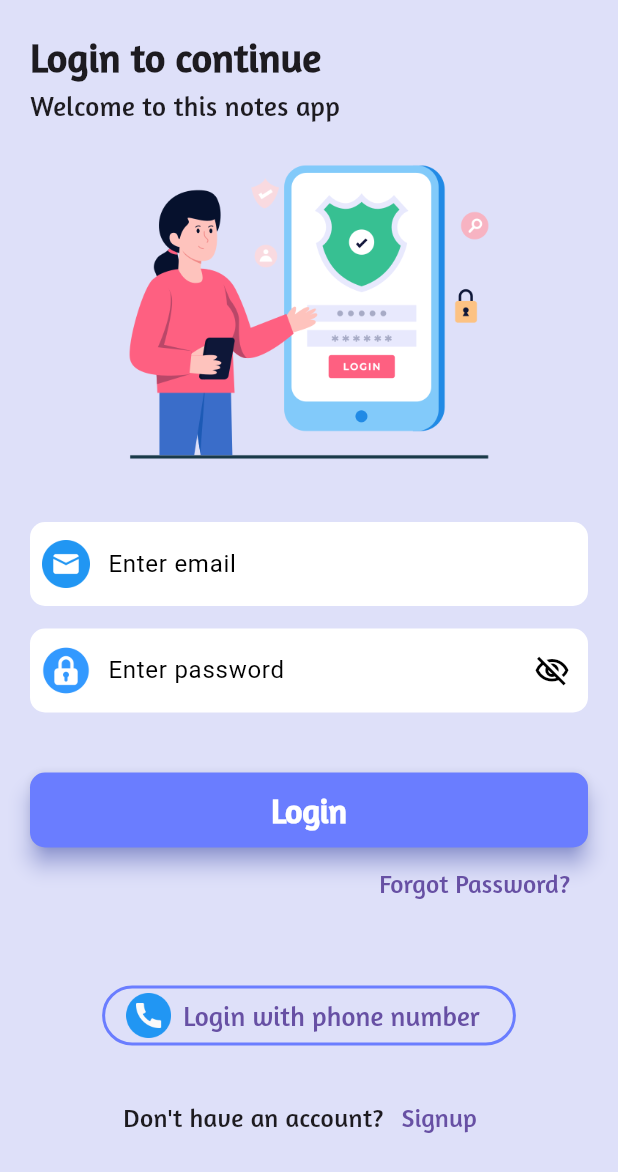
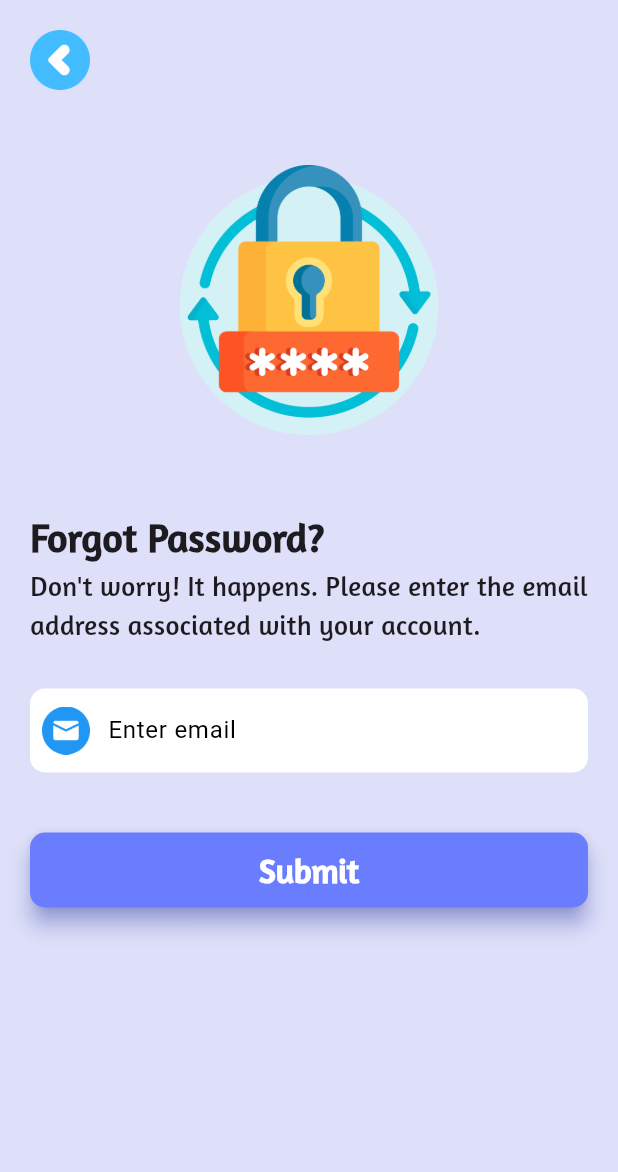
Before and after one commit to alhasann351/noteapp_firebase, a Flutter app: the screen it shows after launch, after a tap on "Forgot Password?", on a phone screen of 412 x 824 dp. Shown: the top 1172 px of the screen. Run offline on Flutter 3.47's test engine with Material 3 defaults, Android fonts, the phone set to English and light mode, and no system bars; our stand-ins replace firebase_core, get, loading_animation_widget, lottie, shared_preferences; accounts and stored records are empty.

Commit message:
forgot-password-screen-design

```diff
--- a/lib/resources/assets/image_icon_assets.dart
+++ b/lib/resources/assets/image_icon_assets.dart
@@ -12,4 +12,5 @@ class ImageIconAssets{
   static const String userImage = 'assets/images/use_photo.png';
   static const String passwordIcon = 'assets/icons/password_icon.png';
   static const String backIcon = 'assets/icons/back.png';
+  static const String forgotPasswordImage = 'assets/images/forgot_password.png';
 }
--- a/lib/resources/routes/app_routes.dart
+++ b/lib/resources/routes/app_routes.dart
@@ -5,6 +5,7 @@ import 'package:noteapp_firebase/view/login_screen.dart';
 import 'package:noteapp_firebase/view/notes_screen.dart';
 import 'package:noteapp_firebase/view/signup_screen.dart';
 import 'package:noteapp_firebase/view/splash_screen.dart';
+import 'package:noteapp_firebase/view/widgets/forgot_password_screen.dart';
 
 class AppRoutes {
   static appRoutes() => [
@@ -38,5 +39,11 @@ class AppRoutes {
           transition: Transition.leftToRightWithFade,
           transitionDuration: const Duration(milliseconds: 250),
         ),
+        GetPage(
+          name: RoutesName.forgotPasswordScreen,
+          page: () => const ForgotPasswordScreen(),
+          transition: Transition.leftToRightWithFade,
+          transitionDuration: const Duration(milliseconds: 250),
+        ),
       ];
 }
--- a/lib/resources/routes/routes_name.dart
+++ b/lib/resources/routes/routes_name.dart
@@ -4,4 +4,5 @@ class RoutesName{
   static const String signupScreen = '/signup_screen';
   static const String notesScreen = '/notes_screen';
   static const String addNotesScreen = '/add_notes_screen';
+  static const String forgotPasswordScreen = '/forgot_password_screen';
 }
--- a/lib/resources/strings/app_stings.dart
+++ b/lib/resources/strings/app_stings.dart
@@ -8,8 +8,10 @@ class AppStrings{
   static const String nameHintText = 'Enter name';
   static const String login = 'Login';
   static const String forgotPass = 'Forgot Password?';
+  static const String forgotPasswordSubtitle = "Don't worry! It happens. Please enter the email address associated with your account.";
   static const String notHaveAccount = "Don't have an account?";
   static const String haveAccount = 'Have an account?';
   static const String signup = 'Signup';
   static const String loginPhoneNumber = 'Login with phone number';
+  static const String submit = 'Submit';
 }
--- a/lib/view/login_screen.dart
+++ b/lib/view/login_screen.dart
@@ -162,7 +162,9 @@ class _LoginScreenState extends State<LoginScreen> {
                   Align(
                     alignment: Alignment.bottomRight,
                     child: TextButton(
-                      onPressed: () {},
+                      onPressed: () {
+                        Get.offNamed(RoutesName.forgotPasswordScreen);
+                      },
                       child: const Text(
                         AppStrings.forgotPass,
                         style: TextStyle(
--- /dev/null
+++ b/lib/view/widgets/forgot_password_screen.dart
@@ -0,0 +1,157 @@
+import 'package:flutter/material.dart';
+import 'package:get/get.dart';
+
+import '../../resources/assets/image_icon_assets.dart';
+import '../../resources/colors/app-colors.dart';
+import '../../resources/components/rounded_button.dart';
+import '../../resources/fonts/app_font_style.dart';
+import '../../resources/routes/routes_name.dart';
+import '../../resources/strings/app_stings.dart';
+
+class ForgotPasswordScreen extends StatefulWidget {
+  const ForgotPasswordScreen({super.key});
+
+  @override
+  State<ForgotPasswordScreen> createState() => _ForgotPasswordScreenState();
+}
+
+class _ForgotPasswordScreenState extends State<ForgotPasswordScreen> {
+  final _formKey = GlobalKey<FormState>();
+
+  @override
+  Widget build(BuildContext context) {
+    return SafeArea(
+      child: Scaffold(
+        body: Padding(
+          padding: const EdgeInsets.symmetric(horizontal: 20, vertical: 20),
+          child: ListView(
+            children: [
+              Row(
+                children: [
+                  Column(
+                    mainAxisAlignment: MainAxisAlignment.start,
+                    crossAxisAlignment: CrossAxisAlignment.start,
+                    children: [
+                      InkWell(
+                        onTap: () {
+                          Get.offNamed(RoutesName.loginScreen);
+                        },
+                        child: Image.asset(
+                          ImageIconAssets.backIcon,
+                          width: 40,
+                        ),
+                      ),
+                    ],
+                  ),
+                ],
+              ),
+              const SizedBox(
+                height: 50,
+              ),
+              Center(
+                child: SizedBox(
+                  width: 180,
+                  height: 180,
+                  child: Image.asset(
+                    ImageIconAssets.forgotPasswordImage,
+                    width: 180,
+                    height: 180,
+                  ),
+                ),
+              ),
+              const SizedBox(
+                height: 50,
+              ),
+              const Column(
+                mainAxisAlignment: MainAxisAlignment.start,
+                crossAxisAlignment: CrossAxisAlignment.start,
+                children: [
+                  Text(
+                    AppStrings.forgotPass,
+                    style: TextStyle(
+                      fontSize: 26,
+                      fontWeight: FontWeight.bold,
+                      fontFamily: AppFontStyle.amaranth,
+                    ),
+                  ),
+                  Text(
+                    AppStrings.forgotPasswordSubtitle,
+                    style: TextStyle(
+                      fontSize: 18,
+                      fontFamily: AppFontStyle.amaranth,
+                    ),
+                  ),
+                ],
+              ),
+              const SizedBox(
+                height: 30,
+              ),
+              Center(
+                child: Form(
+                  key: _formKey,
+                  child: Column(
+                    crossAxisAlignment: CrossAxisAlignment.center,
+                    mainAxisAlignment: MainAxisAlignment.center,
+                    children: [
+                      TextFormField(
+                        cursorColor: AppColors.blackColor,
+                        style: const TextStyle(color: AppColors.blackColor),
+                        keyboardType: TextInputType.emailAddress,
+                        decoration: InputDecoration(
+                          prefixIcon: Padding(
+                            padding: const EdgeInsets.all(8.0),
+                            child: Image.asset(
+                              ImageIconAssets.emailIcon,
+                              width: 30,
+                            ),
+                          ),
+                          filled: true,
+                          fillColor: Colors.white,
+                          hintText: AppStrings.emailHintText,
+                          focusedBorder: OutlineInputBorder(
+                            borderSide: const BorderSide(
+                              style: BorderStyle.none,
+                            ),
+                            borderRadius: BorderRadius.circular(10),
+                          ),
+                          enabledBorder: OutlineInputBorder(
+                            borderSide: const BorderSide(
+                              style: BorderStyle.none,
+                            ),
+                            borderRadius: BorderRadius.circular(10),
+                          ),
+                        ),
+                      ),
+                    ],
+                  ),
+                ),
+              ),
+              const SizedBox(
+                height: 40,
+              ),
+              Column(
+                children: [
+                  SizedBox(
+                    width: double.infinity,
+                    height: 50,
+                    child: RoundedButton(
+                      title: AppStrings.submit,
+                      backgroundColor: AppColors.buttonColor,
+                      textStyle: const TextStyle(
+                        fontSize: 22,
+                        fontWeight: FontWeight.bold,
+                        fontFamily: AppFontStyle.amaranth,
+                        color: AppColors.whiteColor,
+                      ),
+                      onTap: () {},
+                    ),
+                  ),
+                ],
+              ),
+            ],
+          ),
+        ),
+      ),
+    );
+  }
+}
```
Also changed, not shown: assets/images/forgot_password.png (added).
